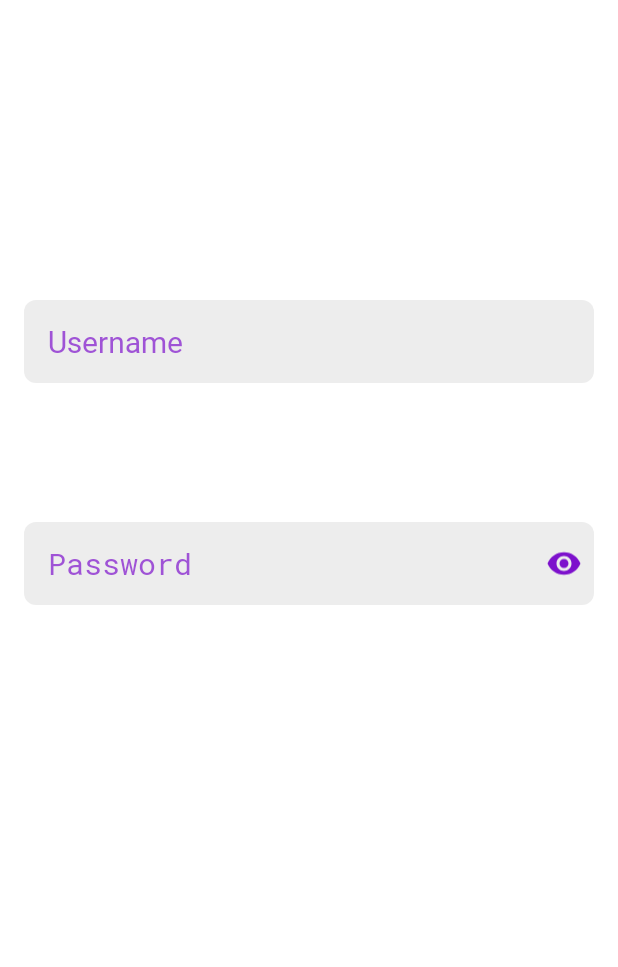
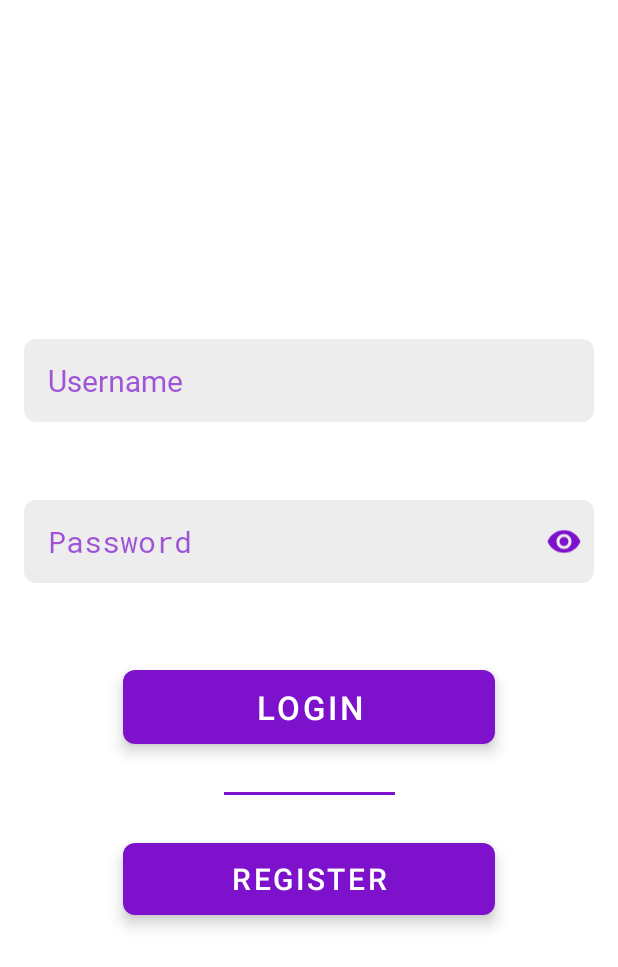
Before and after one commit to siddhantkumarupmanyu/DataStoreTest, an Android app: the screen it shows after launch (MainActivity), on a phone screen of 412 x 824 dp. Shown: the top 967 px of the screen. Run offline under Robolectric (Android 15) with nearby library versions, the phone set to English and light mode, and no system bars; our stand-ins replace data binding.

Commit message:
login page done

```diff
--- /dev/null
+++ b/app/src/main/res/animator/button_animator.xml
@@ -0,0 +1,55 @@
+<?xml version="1.0" encoding="utf-8"?>
+<selector xmlns:android="http://schemas.android.com/apk/res/android">
+    <!-- Pressed Sate -->
+    <item
+        android:state_enabled="true"
+        android:state_pressed="true">
+        <set>
+            <objectAnimator
+                android:duration="@integer/mtrl_btn_anim_duration_ms"
+                android:propertyName="translationZ"
+                android:valueTo="@dimen/btn_pressed_z"
+                android:valueType="floatType" />
+            <objectAnimator
+                android:duration="0"
+                android:propertyName="elevation"
+                android:valueTo="@dimen/btn_elevation"
+                android:valueType="floatType" />
+        </set>
+    </item>
+
+    <!-- Focused State -->
+    <item
+        android:state_enabled="true"
+        android:state_focused="true">
+        <set>
+            <objectAnimator
+                android:duration="@integer/mtrl_btn_anim_duration_ms"
+                android:propertyName="translationZ"
+                android:valueTo="@dimen/btn_focused_z"
+                android:valueType="floatType" />
+            <objectAnimator
+                android:duration="0"
+                android:propertyName="elevation"
+                android:valueTo="@dimen/btn_elevation"
+                android:valueType="floatType" />
+        </set>
+    </item>
+
+    <!-- Base State -->
+    <item android:state_enabled="true">
+        <set>
+            <objectAnimator
+                android:duration="@integer/mtrl_btn_anim_duration_ms"
+                android:propertyName="translationZ"
+                android:startDelay="@integer/mtrl_btn_anim_delay_ms"
+                android:valueTo="@dimen/btn_base"
+                android:valueType="floatType" />
+            <objectAnimator
+                android:duration="0"
+                android:propertyName="elevation"
+                android:valueTo="@dimen/btn_elevation"
+                android:valueType="floatType" />
+        </set>
+    </item>
+</selector>
--- /dev/null
+++ b/app/src/main/res/drawable/button_background.xml
@@ -0,0 +1,10 @@
+<?xml version="1.0" encoding="utf-8"?>
+<ripple xmlns:android="http://schemas.android.com/apk/res/android"
+    android:color="@color/background_grey">
+    <item>
+        <shape android:shape="rectangle">
+            <solid android:color="@color/main" />
+            <corners android:radius="8dp" />
+        </shape>
+    </item>
+</ripple>
--- a/app/src/main/res/layout/fragment_first.xml
+++ b/app/src/main/res/layout/fragment_first.xml
@@ -15,27 +15,29 @@
             android:layout_width="0dp"
             android:layout_height="wrap_content"
             android:layout_marginStart="16dp"
-            android:layout_marginTop="200dp"
+            android:layout_marginTop="226dp"
             android:layout_marginEnd="16dp"
             android:hint="@string/username_hint"
             android:inputType="textPersonName|text"
             android:singleLine="true"
             app:layout_constraintEnd_toEndOf="parent"
+            app:layout_constraintHorizontal_bias="0.0"
             app:layout_constraintStart_toStartOf="parent"
             app:layout_constraintTop_toTopOf="parent" />
 
         <LinearLayout
+            android:id="@+id/linearLayout"
             android:layout_width="0dp"
             android:layout_height="wrap_content"
             android:layout_marginStart="16dp"
-            android:layout_marginTop="348dp"
+            android:layout_marginTop="52dp"
             android:layout_marginEnd="16dp"
             android:background="@drawable/react_background"
             android:orientation="horizontal"
             app:layout_constraintEnd_toEndOf="parent"
             app:layout_constraintHorizontal_bias="0.0"
             app:layout_constraintStart_toStartOf="parent"
-            app:layout_constraintTop_toTopOf="parent">
+            app:layout_constraintTop_toBottomOf="@+id/username">
 
             <EditText
                 android:id="@+id/password"
@@ -58,6 +60,49 @@
 
         </LinearLayout>
 
+        <Button
+            android:id="@+id/login"
+            android:layout_width="0dp"
+            android:layout_height="wrap_content"
+            android:layout_marginStart="82dp"
+            android:layout_marginTop="58dp"
+            android:layout_marginEnd="82dp"
+            android:background="@drawable/button_background"
+            android:stateListAnimator="@animator/button_animator"
+            android:text="@string/login"
+            android:textColor="@android:color/white"
+            android:textSize="22sp"
+            android:translationZ="8dp"
+            app:layout_constraintEnd_toEndOf="parent"
+            app:layout_constraintHorizontal_bias="0.0"
+            app:layout_constraintStart_toStartOf="parent"
+            app:layout_constraintTop_toBottomOf="@+id/linearLayout" />
+
+        <Button
+            android:id="@+id/register"
+            android:layout_width="0dp"
+            android:layout_height="wrap_content"
+            android:layout_marginTop="32dp"
+            android:background="@drawable/button_background"
+            android:stateListAnimator="@animator/button_animator"
+            android:text="@string/register"
+            android:textColor="@android:color/white"
+            android:textSize="20sp"
+            android:translationZ="8dp"
+            app:layout_constraintEnd_toEndOf="@+id/login"
+            app:layout_constraintStart_toStartOf="@+id/login"
+            app:layout_constraintTop_toBottomOf="@+id/view" />
+
+        <View
+            android:id="@+id/view"
+            android:layout_width="114dp"
+            android:layout_height="2dp"
+            android:layout_marginTop="32dp"
+            android:background="@color/main"
+            app:layout_constraintEnd_toEndOf="@+id/login"
+            app:layout_constraintStart_toStartOf="@+id/login"
+            app:layout_constraintTop_toBottomOf="@+id/login" />
+
     </androidx.constraintlayout.widget.ConstraintLayout>
 
 </layout>
--- a/app/src/main/res/values/dimens.xml
+++ b/app/src/main/res/values/dimens.xml
@@ -1,3 +1,9 @@
 <resources>
     <dimen name="fab_margin">16dp</dimen>
+
+    <dimen name="btn_pressed_z">6dp</dimen>
+    <dimen name="btn_focused_z">4dp</dimen>
+    <dimen name="btn_base">2dp</dimen>
+
+    <dimen name="btn_elevation">4dp</dimen>
 </resources>
--- a/app/src/main/res/values/strings.xml
+++ b/app/src/main/res/values/strings.xml
@@ -11,4 +11,6 @@
     <string name="hello_second_fragment">Hello second fragment. Arg: %1$s</string>
     <string name="username_hint">Username</string>
     <string name="password_hint">Password</string>
+    <string name="login">Login</string>
+    <string name="register">Register</string>
 </resources>
```
